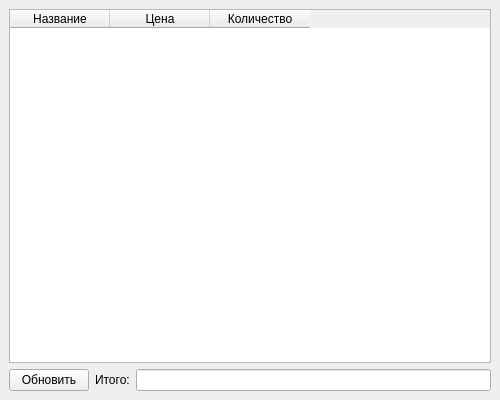
This is UI.ui in GoldmanYT/yandex_lyceum as Qt 5 draws it before an edit. The edited form follows.
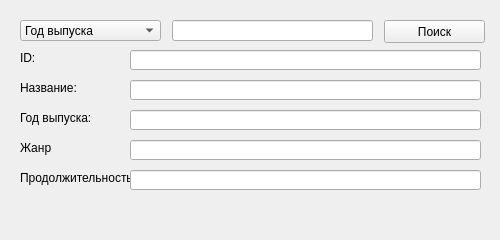
This is the edited form.

Commit message: Поиск по фильмам

Diff of the .ui file:
```diff
--- a/UI.ui
+++ b/UI.ui
@@ -7,55 +7,204 @@
     <x>0</x>
     <y>0</y>
     <width>500</width>
-    <height>400</height>
+    <height>240</height>
    </rect>
   </property>
   <property name="windowTitle">
    <string>Осторожно: дорого</string>
   </property>
   <widget class="QWidget" name="centralwidget">
-   <layout class="QGridLayout" name="gridLayout">
-    <item row="1" column="2">
-     <widget class="QLineEdit" name="result">
-      <property name="readOnly">
-       <bool>true</bool>
-      </property>
-     </widget>
+   <widget class="QComboBox" name="cb">
+    <property name="geometry">
+     <rect>
+      <x>20</x>
+      <y>20</y>
+      <width>141</width>
+      <height>21</height>
+     </rect>
+    </property>
+    <item>
+     <property name="text">
+      <string>Год выпуска</string>
+     </property>
     </item>
-    <item row="1" column="1">
-     <widget class="QLabel" name="label">
-      <property name="text">
-       <string>Итого:</string>
-      </property>
-     </widget>
+    <item>
+     <property name="text">
+      <string>Название</string>
+     </property>
     </item>
-    <item row="1" column="0">
-     <widget class="QPushButton" name="btn_update">
-      <property name="text">
-       <string>Обновить</string>
-      </property>
-     </widget>
+    <item>
+     <property name="text">
+      <string>Продолжительность</string>
+     </property>
     </item>
-    <item row="0" column="0" colspan="3">
-     <widget class="QTableWidget" name="table">
-      <column>
-       <property name="text">
-        <string>Название</string>
-       </property>
-      </column>
-      <column>
-       <property name="text">
-        <string>Цена</string>
-       </property>
-      </column>
-      <column>
-       <property name="text">
-        <string>Количество</string>
-       </property>
-      </column>
-     </widget>
-    </item>
-   </layout>
+   </widget>
+   <widget class="QLineEdit" name="le_search">
+    <property name="geometry">
+     <rect>
+      <x>172</x>
+      <y>20</y>
+      <width>201</width>
+      <height>21</height>
+     </rect>
+    </property>
+   </widget>
+   <widget class="QPushButton" name="btn_search">
+    <property name="geometry">
+     <rect>
+      <x>384</x>
+      <y>20</y>
+      <width>101</width>
+      <height>23</height>
+     </rect>
+    </property>
+    <property name="text">
+     <string>Поиск</string>
+    </property>
+   </widget>
+   <widget class="QLabel" name="label">
+    <property name="geometry">
+     <rect>
+      <x>20</x>
+      <y>50</y>
+      <width>111</width>
+      <height>16</height>
+     </rect>
+    </property>
+    <property name="text">
+     <string>ID:</string>
+    </property>
+   </widget>
+   <widget class="QLabel" name="label_2">
+    <property name="geometry">
+     <rect>
+      <x>20</x>
+      <y>80</y>
+      <width>111</width>
+      <height>16</height>
+     </rect>
+    </property>
+    <property name="text">
+     <string>Название:</string>
+    </property>
+   </widget>
+   <widget class="QLabel" name="label_3">
+    <property name="geometry">
+     <rect>
+      <x>20</x>
+      <y>110</y>
+      <width>111</width>
+      <height>16</height>
+     </rect>
+    </property>
+    <property name="text">
+     <string>Год выпуска:</string>
+    </property>
+   </widget>
+   <widget class="QLabel" name="label_4">
+    <property name="geometry">
+     <rect>
+      <x>20</x>
+      <y>140</y>
+      <width>111</width>
+      <height>16</height>
+     </rect>
+    </property>
+    <property name="text">
+     <string>Жанр</string>
+    </property>
+   </widget>
+   <widget class="QLabel" name="label_5">
+    <property name="geometry">
+     <rect>
+      <x>20</x>
+      <y>170</y>
+      <width>111</width>
+      <height>16</height>
+     </rect>
+    </property>
+    <property name="text">
+     <string>Продолжительность:</string>
+    </property>
+   </widget>
+   <widget class="QLabel" name="lb_error">
+    <property name="geometry">
+     <rect>
+      <x>20</x>
+      <y>200</y>
+      <width>111</width>
+      <height>16</height>
+     </rect>
+    </property>
+    <property name="text">
+     <string/>
+    </property>
+   </widget>
+   <widget class="QLineEdit" name="le_id">
+    <property name="geometry">
+     <rect>
+      <x>130</x>
+      <y>50</y>
+      <width>351</width>
+      <height>20</height>
+     </rect>
+    </property>
+    <property name="readOnly">
+     <bool>true</bool>
+    </property>
+   </widget>
+   <widget class="QLineEdit" name="le_name">
+    <property name="geometry">
+     <rect>
+      <x>130</x>
+      <y>80</y>
+      <width>351</width>
+      <height>20</height>
+     </rect>
+    </property>
+    <property name="readOnly">
+     <bool>true</bool>
+    </property>
+   </widget>
+   <widget class="QLineEdit" name="le_year">
+    <property name="geometry">
+     <rect>
+      <x>130</x>
+      <y>110</y>
+      <width>351</width>
+      <height>20</height>
+     </rect>
+    </property>
+    <property name="readOnly">
+     <bool>true</bool>
+    </property>
+   </widget>
+   <widget class="QLineEdit" name="le_genre">
+    <property name="geometry">
+     <rect>
+      <x>130</x>
+      <y>140</y>
+      <width>351</width>
+      <height>20</height>
+     </rect>
+    </property>
+    <property name="readOnly">
+     <bool>true</bool>
+    </property>
+   </widget>
+   <widget class="QLineEdit" name="le_duration">
+    <property name="geometry">
+     <rect>
+      <x>130</x>
+      <y>170</y>
+      <width>351</width>
+      <height>20</height>
+     </rect>
+    </property>
+    <property name="readOnly">
+     <bool>true</bool>
+    </property>
+   </widget>
   </widget>
  </widget>
  <resources/>
```
Left out of the diff: 2 changed lines with no effect on the pictures. The commit also changes 3 other files.
